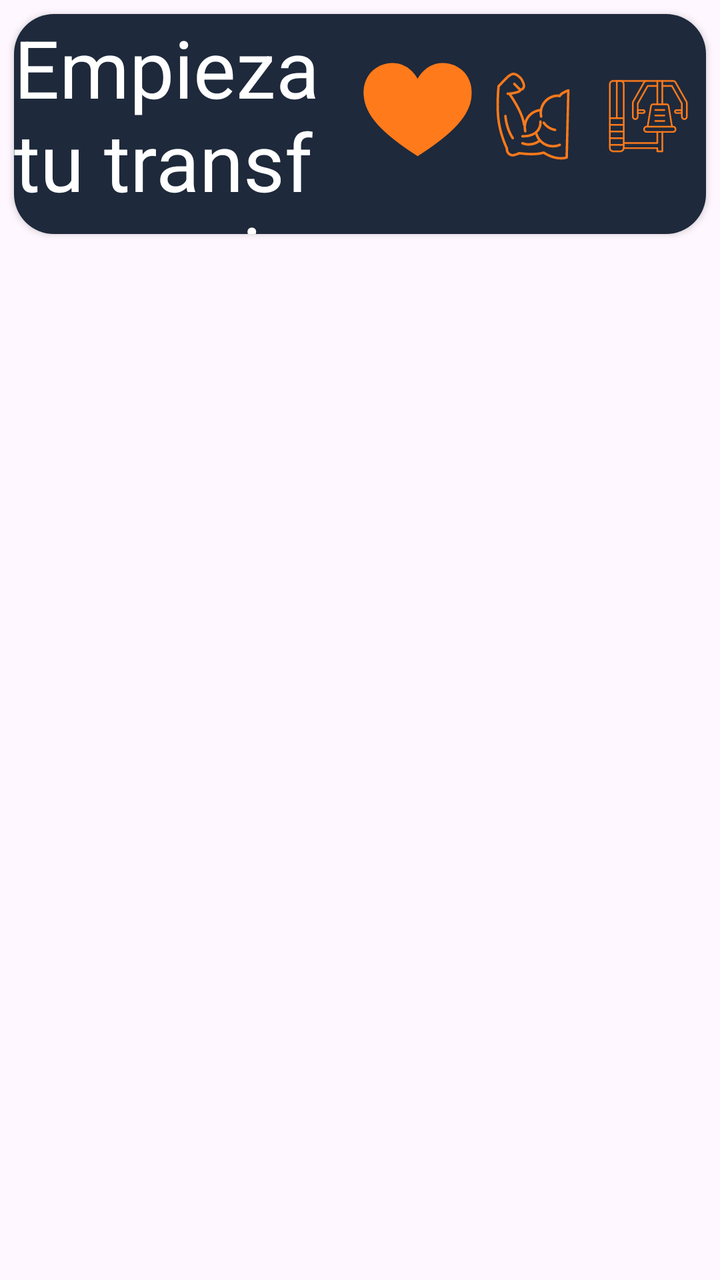
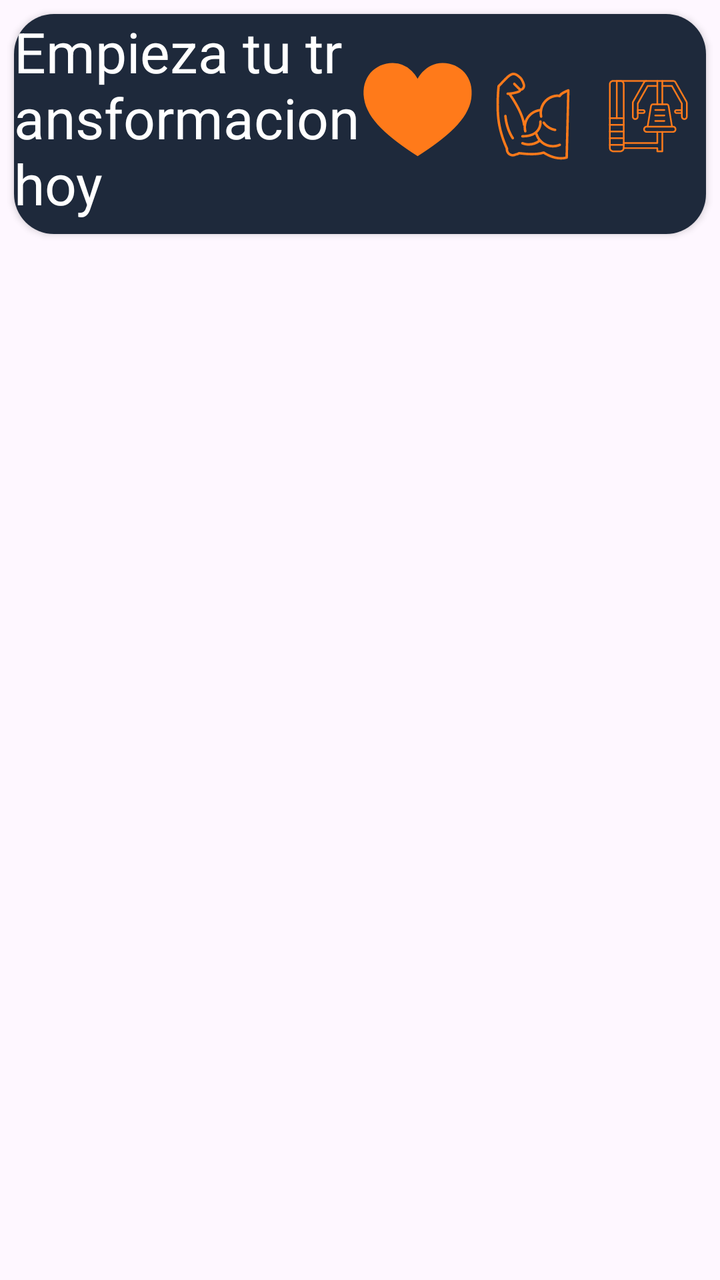

Two renders of the same Android screen: before a commit and after it. Below are the layout's source before the change and the commit's diff.
<!-- AndroidManifest.xml: application theme Theme.DailyRep -->
<!-- res/layout/activity_adapter_ejercicio.xml -->
<?xml version="1.0" encoding="utf-8"?>
<LinearLayout xmlns:android="http://schemas.android.com/apk/res/android"
    xmlns:app="http://schemas.android.com/apk/res-auto"
    xmlns:tools="http://schemas.android.com/tools"
    android:id="@+id/main"
    android:layout_width="match_parent"
    android:layout_height="wrap_content"
    tools:context=".adapters.EjercicioAdapter"
    android:orientation="horizontal">
    <androidx.cardview.widget.CardView
            android:layout_width="match_parent"
            android:layout_height="wrap_content"
            android:layout_margin="7dp"
            app:cardCornerRadius="20dp">
            <LinearLayout
                android:layout_width="match_parent"
                android:layout_height="wrap_content"
                android:weightSum="18"
                android:background="@color/cuadros">
                <TextView
                    android:id="@+id/nombreEjercicio"
                    android:layout_width="0dp"
                    android:layout_height="110dp"
                    android:layout_weight="9"
                    android:textColor="@color/textos"
                    android:text="@string/mensaje"
                    android:textSize="40sp">
                </TextView>
                <ImageView
                    android:id="@+id/corazon"
                    android:layout_width="0dp"
                    android:layout_height="match_parent"
                    android:layout_weight="3"
                    android:src="@drawable/corazon"
                    android:tint="@color/naranja">
                </ImageView>
                <ImageView
                    android:layout_width="0dp"
                    android:layout_height="match_parent"
                    android:layout_weight="3"
                    android:src="@drawable/brazos"
                    android:tint="@color/naranja">
                </ImageView>
                <ImageView
                    android:layout_width="0dp"
                    android:layout_height="match_parent"
                    android:layout_weight="3"
                    android:src="@drawable/maquina"
                    android:tint="@color/naranja">
                </ImageView>
            </LinearLayout>
        </androidx.cardview.widget.CardView>
</LinearLayout>
<!-- resources referenced by this layout -->
<resources>
  <color name="cuadros">
          #1E293B
      </color>
  <color name="naranja">
          #FF7A1A
      </color>
  <color name="textos">
          #FFFFFF
      </color>
  <!-- drawable brazos: vector/xml drawable (drawable, 4164 chars, omitted) -->
  <!-- drawable corazon (drawable) -->
  <vector xmlns:android="http://schemas.android.com/apk/res/android"
      android:width="64dp"
      android:height="80dp"
      android:viewportWidth="64"
      android:viewportHeight="80">
    <path
        android:fillColor="#FF000000"
        android:pathData="M45.856,6.138C36.2,6.138 32,14.941 32,14.941a17.411,17.411 0,0 0,-3.292 -4.4,14.86 14.86,0 0,0 -10.564,-4.4c-9.66,0 -17.656,7.875 -15.9,19.66S15.792,47.3 32,57.862c8.1,-5.274 15.1,-10.348 20.3,-15.568 5.192,-5.238 8.575,-10.6 9.461,-16.5C63.512,14.013 55.516,6.138 45.856,6.138Z"/>
  </vector>
  <!-- drawable maquina: vector/xml drawable (drawable, 6492 chars, omitted) -->
  <string name="mensaje">Empieza tu transformacion hoy</string>
  <style name="Theme.DailyRep" parent="Base.Theme.DailyRep" />
  <style name="Base.Theme.DailyRep" parent="Theme.Material3.DayNight.NoActionBar">
          
          
      </style>
</resources>

<!-- the commit's change to res/layout/activity_adapter_ejercicio.xml (unified diff, before → after) -->
@@ -24,7 +24,7 @@
                     android:layout_weight="9"
                     android:textColor="@color/textos"
                     android:text="@string/mensaje"
-                    android:textSize="40sp">
+                    android:textSize="28sp">
                 </TextView>
                 <ImageView
                     android:id="@+id/corazon"
@@ -35,6 +35,7 @@
                     android:tint="@color/naranja">
                 </ImageView>
                 <ImageView
+                    android:id="@+id/parteCuerpo"
                     android:layout_width="0dp"
                     android:layout_height="match_parent"
                     android:layout_weight="3"
@@ -42,6 +43,7 @@
                     android:tint="@color/naranja">
                 </ImageView>
                 <ImageView
+                    android:id="@+id/tipoEjercicio"
                     android:layout_width="0dp"
                     android:layout_height="match_parent"
                     android:layout_weight="3"
